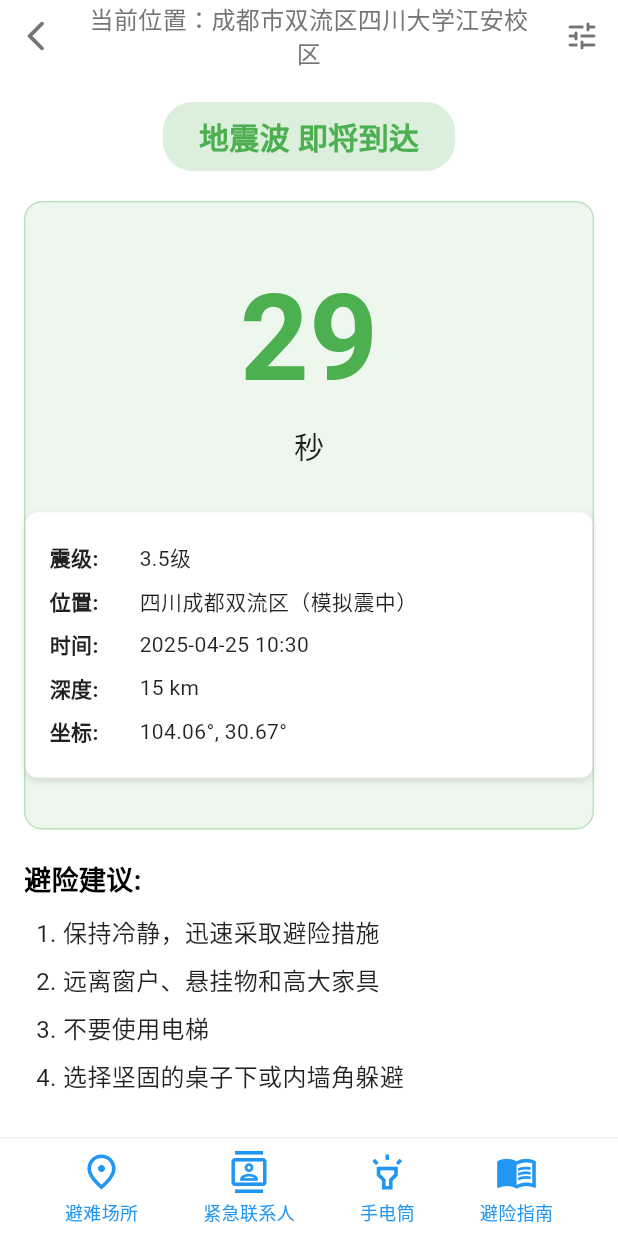
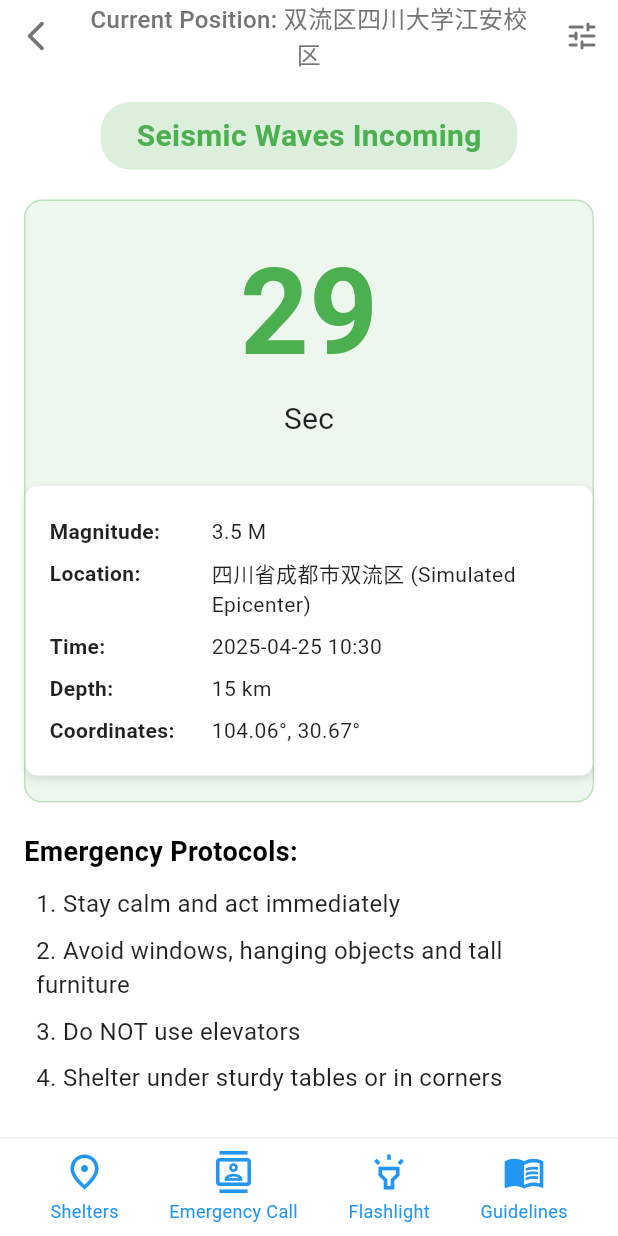
Before and after one commit to Tyke0318/The-Earthquake-Early-Warning-EEW-System, a Flutter app: the AlertScreen screen opened by its route, on a phone screen of 412 x 824 dp. Run offline on Flutter 3.47's test engine with Material 3 defaults, Android fonts, the phone set to English and light mode, and no system bars; our stand-ins replace share_plus.

Commit message:
The initial completed version, with emergency contact logic fixed and some of the buttons translated to English

```diff
--- a/lib/main.dart
+++ b/lib/main.dart
@@ -1,5 +1,4 @@
 import 'package:eer/screens/alert_screen.dart';
-import 'package:eer/screens/emergency_tools_screen.dart';
 import 'package:eer/screens/shelter_screen.dart';
 import 'package:flutter/material.dart';
 import 'screens/home_screen.dart';
@@ -36,7 +35,7 @@ class EEWApp extends StatelessWidget {
         '/home': (context) => HomeScreen(),
         '/shelter': (context) => ShelterScreen(),
         '/alert': (context) => AlertScreen(),
-        '/tools': (context) => EmergencyToolsScreen(),
+        // '/tools': (context) => EmergencyToolsScreen(),
         '/guideline': (context) => GuidelineScreen(),
 
       },
--- a/lib/screens/alert_screen.dart
+++ b/lib/screens/alert_screen.dart
@@ -1,6 +1,7 @@
 import 'dart:async';
 import 'package:flutter/material.dart';
 import 'package:intl/intl.dart';
+import 'package:eer/screens/global_contacts.dart';
 
 class AlertScreen extends StatefulWidget {
   const AlertScreen({super.key});
@@ -76,7 +77,7 @@ class _AlertScreenState extends State<AlertScreen> {
         Navigator.pushNamed(context, '/shelter');
         break;
       case 1:
-        Navigator.pushNamed(context, '/emergency');
+        _showEmergencyContacts(context);
         break;
       case 2:
         Navigator.pushNamed(context, '/flashlight');
@@ -119,7 +120,7 @@ class _AlertScreenState extends State<AlertScreen> {
                     child: Padding(
                       padding: const EdgeInsets.symmetric(horizontal: 8.0),
                       child: Text(
-                        "当前位置：成都市双流区四川大学江安校区", // 可替换为动态位置数据
+                        "Current Position: 双流区四川大学江安校区", // 可替换为动态位置数据
                         style: TextStyle(
                           fontSize: 16,
                           color: Colors.grey[600],
@@ -136,7 +137,7 @@ class _AlertScreenState extends State<AlertScreen> {
                     color: Colors.grey[600],
                     iconSize: 24,
                     onPressed: _showMagnitudeDialog, // 触发震级选择对话框
-                    tooltip: '设置预警等级', // 长按提示
+                    tooltip: 'Set the early warning level', // 长按提示
                   ),
                 ],
               ),
@@ -152,7 +153,7 @@ class _AlertScreenState extends State<AlertScreen> {
                   borderRadius: BorderRadius.circular(20),
                 ),
                 child: Text(
-                  "地震波 ${_countdown > 0 ? "即将到达" : "已到达"}",
+                  "Seismic Waves ${_countdown > 0 ? "Incoming" : "Arrived"}",
                   style: TextStyle(
                     fontSize: 20,
                     fontWeight: FontWeight.bold,
@@ -186,7 +187,7 @@ class _AlertScreenState extends State<AlertScreen> {
                       ),
                     ),
                     const Text(
-                      "秒",
+                      "Sec",
                       style: TextStyle(
                         fontSize: 20,
                         color: Colors.black87,
@@ -197,7 +198,7 @@ class _AlertScreenState extends State<AlertScreen> {
                     // 地震信息
                     _buildQuakeInfo(
                       magnitude: '${_selectedMagnitude.toStringAsFixed(1)}', // 动态绑定
-                      location: '四川成都双流区（模拟震中）',
+                      location: '四川省成都市双流区 (Simulated Epicenter)',
                       time: DateFormat('yyyy-MM-dd HH:mm').format(DateTime.now()),
                       depth: '15 km',
                       coordinates: '104.06°, 30.67°',
@@ -216,7 +217,7 @@ class _AlertScreenState extends State<AlertScreen> {
                 crossAxisAlignment: CrossAxisAlignment.start,
                 children: const [
                   Text(
-                    "避险建议:",
+                    "Emergency Protocols:",
                     style: TextStyle(
                       fontSize: 18,
                       fontWeight: FontWeight.bold,
@@ -224,10 +225,10 @@ class _AlertScreenState extends State<AlertScreen> {
                     ),
                   ),
                   SizedBox(height: 10),
-                  _GuidelineText("1. 保持冷静，迅速采取避险措施"),
-                  _GuidelineText("2. 远离窗户、悬挂物和高大家具"),
-                  _GuidelineText("3. 不要使用电梯"),
-                  _GuidelineText("4. 选择坚固的桌子下或内墙角躲避"),
+                  _GuidelineText("1. Stay calm and act immediately"),
+                  _GuidelineText("2. Avoid windows, hanging objects and tall furniture"),
+                  _GuidelineText("3. Do NOT use elevators"),
+                  _GuidelineText("4. Shelter under sturdy tables or in corners"),
                 ],
               ),
             ),
@@ -250,22 +251,22 @@ class _AlertScreenState extends State<AlertScreen> {
           children: [
             _BottomIcon(
               icon: Icons.place_outlined,
-              label: "避难场所",
+              label: "Shelters",
               onTap: () => _onItemTapped(0),
             ),
             _BottomIcon(
               icon: Icons.contacts_outlined,
-              label: "紧急联系人",
+              label: "Emergency Call",
               onTap: () => _onItemTapped(1),
             ),
             _BottomIcon(
               icon: Icons.highlight_outlined,
-              label: "手电筒",
+              label: "Flashlight",
               onTap: () => _onItemTapped(2),
             ),
             _BottomIcon(
               icon: Icons.menu_book_outlined,
-              label: "避险指南",
+              label: "Guidelines",
               onTap: () => _onItemTapped(3),
             ),
           ],
@@ -285,7 +286,7 @@ void _showMagnitudeDialog() {
       return StatefulBuilder(
         builder: (context, setDialogState) {
           return AlertDialog(
-            title: const Text('设置预警震级'),
+            title: const Text('Select warning magnitude'),
             content: Column(
               mainAxisSize: MainAxisSize.min,
               children: [
@@ -293,8 +294,8 @@ void _showMagnitudeDialog() {
                 TextField(
                   keyboardType: const TextInputType.numberWithOptions(decimal: true),
                   decoration: const InputDecoration(
-                    labelText: '输入预警震级',
-                    hintText: '例如：6.5',
+                    labelText: 'Enter warning magnitude',
+                    hintText: 'Example: 6.5',
                     border: OutlineInputBorder(),
                     prefixIcon: Icon(Icons.landscape_rounded),
                   ),
@@ -313,7 +314,7 @@ void _showMagnitudeDialog() {
                   spacing: 8,
                   children: [5.0, 6.0, 7.0].map((mag) {
                     return ChoiceChip(
-                      label: Text("${mag}级"),
+                      label: Text("${mag}M"),
                       selected: tempMagnitude == mag,
                       onSelected: (selected) {
                         if (selected) {
@@ -328,7 +329,7 @@ void _showMagnitudeDialog() {
             actions: [
               TextButton(
                 onPressed: () => Navigator.pop(context),
-                child: const Text('取消'),
+                child: const Text('Cancel'),
               ),
               ElevatedButton(
                 onPressed: () {
@@ -340,7 +341,7 @@ void _showMagnitudeDialog() {
                   });
                   Navigator.pop(context);
                 },
-                child: const Text('确认'),
+                child: const Text('Enter'),
               ),
             ],
           );
@@ -372,37 +373,45 @@ void _showMagnitudeDialog() {
       ),
       child: Column(
         children: [
-          _buildInfoRow('震级', '$magnitude级'),
-          _buildInfoRow('位置', location),
-          _buildInfoRow('时间', time),
-          _buildInfoRow('深度', depth),
-          _buildInfoRow('坐标', coordinates),
+          _buildInfoRow('Magnitude', '$magnitude M', minLabelWidth: 100),
+          _buildInfoRow('Location', location, minLabelWidth: 100),
+          _buildInfoRow('Time', time, minLabelWidth: 100),
+          _buildInfoRow('Depth', depth, minLabelWidth: 100),
+          _buildInfoRow('Coordinates', coordinates, minLabelWidth: 100),
         ],
       ),
     );
   }
 
-  Widget _buildInfoRow(String title, String value) {
+  Widget _buildInfoRow(String title, String value, {double minLabelWidth = 80}) {
     return Padding(
       padding: const EdgeInsets.symmetric(vertical: 4.0),
       child: Row(
         crossAxisAlignment: CrossAxisAlignment.start,
         children: [
-          SizedBox(
-            width: 60,
+        // 使用ConstrainedBox确保最小宽度
+        ConstrainedBox(
+          constraints: BoxConstraints(
+            minWidth: minLabelWidth, // 设置最小宽度
+            maxWidth: 120, // 设置最大宽度防止过大
+          ),
           child: Text(
             '$title:',
             style: const TextStyle(
-                fontWeight: FontWeight.bold,
+              fontWeight: FontWeight.w600,
               color: Colors.black87,
+              fontSize: 14, // 适当减小字号
             ),
           ),
         ),
+        const SizedBox(width: 8), // 增加间距
         Expanded(
           child: Text(
             value,
             style: const TextStyle(
               color: Colors.black87,
+              fontSize: 14, // 统一字号
+              letterSpacing: 0.3,
             ),
           ),
         ),
@@ -471,3 +480,44 @@ class _BottomIcon extends StatelessWidget {
     );
   }
 }
+
+
+  // 添加弹窗显示方法
+void _showEmergencyContacts(BuildContext context) {
+  showDialog(
+    context: context,
+    builder: (context) => AlertDialog(
+      title: const Text('Emergency Contact'),
+      content: SizedBox(
+        width: double.maxFinite,
+        child: ListView.separated(
+          shrinkWrap: true,
+          itemCount: GlobalContacts.contacts.length,
+          separatorBuilder: (_, __) => const Divider(),
+          itemBuilder: (context, index) => ListTile(
+            title: Text(GlobalContacts.contacts[index].isEmpty
+              ? "Not Set Yet"
+              : GlobalContacts.contacts[index]),
+            trailing: IconButton(
+              icon: const Icon(Icons.call, color: Colors.blue),
+              onPressed: () {
+                if (GlobalContacts.contacts[index].isNotEmpty) {
+                  // 这里可以添加模拟拨号逻辑
+                  ScaffoldMessenger.of(context).showSnackBar(
+                    SnackBar(content: Text("Dial ${GlobalContacts.contacts[index]}"))
+                  );
+                }
+              },
+            ),
+          ),
+        ),
+      ),
+      actions: [
+        TextButton(
+          onPressed: () => Navigator.pop(context),
+          child: const Text('Close'),
+        ),
+      ],
+    ),
+  );
+}
--- a/lib/screens/emergency_supply_list_screen.dart
+++ b/lib/screens/emergency_supply_list_screen.dart
@@ -113,7 +113,7 @@ class EmergencySupplyListScreen extends StatelessWidget {
   Widget build(BuildContext context) {
     return Scaffold(
       appBar: AppBar(
-        title: Text("应急物资清单"),
+        title: Text("List of Emergency Supplies"),
         backgroundColor: Colors.white,
         elevation: 0,
         actions: [
--- /dev/null
+++ b/lib/screens/global_contacts.dart
@@ -0,0 +1,4 @@
+// 在新建的global_contacts.dart文件中
+class GlobalContacts {
+  static List<String> contacts = ['+12 345-6789', '', ''];
+}
--- a/lib/screens/guideline_screen.dart
+++ b/lib/screens/guideline_screen.dart
@@ -140,7 +140,9 @@ class GuidelineScreen extends StatelessWidget {
   Widget build(BuildContext context) {
     return Scaffold(
       appBar: AppBar(
-        title: Text('避险指南', style: TextStyle(color: Colors.black87)),
+        title: Text('Emergency Guidelines', style: TextStyle(color: Colors.black87, fontWeight: FontWeight.w700,
+          )
+        ),
         backgroundColor: Colors.white,
         elevation: 0,
         iconTheme: IconThemeData(color: Colors.black87),
@@ -234,7 +236,7 @@ class GuidelineScreen extends StatelessWidget {
             children: [
               Text(guide['content'], style: TextStyle(height: 1.5)),
               SizedBox(height: 16),
-              Text('具体步骤：', style: TextStyle(fontWeight: FontWeight.bold)),
+              Text('Detailed Steps：', style: TextStyle(fontWeight: FontWeight.bold)),
               SizedBox(height: 8),
               ...(guide['steps'] as List<String>).map((step) =>
                   Padding(
@@ -253,7 +255,7 @@ class GuidelineScreen extends StatelessWidget {
         ),
         actions: [
           TextButton(
-            child: Text('知道了'),
+            child: Text('Got it!'),
             onPressed: () => Navigator.pop(context),
           ),
         ],
--- a/lib/screens/shelter_screen.dart
+++ b/lib/screens/shelter_screen.dart
@@ -5,8 +5,8 @@ class ShelterScreen extends StatelessWidget {
     {
       "name": "四川大学江安校区匹兹堡学院新大楼（南校区）",
       "distance": 0.2,
-      "capacity": "可容纳3000人",
-      "facilities": ["饮用水", "临时厕所", "医疗站"],
+      "capacity": "Capacity: 5,000",
+      "facilities": ["Drinking Water", "Temporary Toilets", "Medical Station"],
       "coordinates": [31.2287, 121.4812],
       "contact": "021-11223344",
       "openStatus": true,
@@ -14,8 +14,8 @@ class ShelterScreen extends StatelessWidget {
     {
       "name": "四川大学江安校区体育场",
       "distance": 0.8,
-      "capacity": "可容纳2000人",
-      "facilities": ["饮用水", "临时厕所"],
+      "capacity": "Capacity: 2,000",
+      "facilities": ["Drinking Water", "Temporary Toilets", "Material Distribution"],
       "coordinates": [31.2287, 121.4812],
       "contact": "021-11223344",
       "openStatus": false, // 临时关闭
@@ -23,35 +23,35 @@ class ShelterScreen extends StatelessWidget {
     {
       "name": "双流区体育馆应急避难所",
       "distance": 1.2,
-      "capacity": "可容纳5000人",
-      "facilities": ["医疗站", "饮用水", "临时厕所", "物资发放"],
+      "capacity": "Capacity: 5,000",
+      "facilities": ["Medical Station", "Drinking Water", "Temporary Toilets", "Material Distribution"],
       "coordinates": [31.2304, 121.4737],
       "contact": "021-12345678",
       "openStatus": true,
     },
     {
-      "name": "第一中学操场应急避难所",
-      "distance": 2.4,
-      "capacity": "可容纳3000人",
-      "facilities": ["医疗点", "简易帐篷", "充电站"],
+      "name": "成都七中林荫校区操场",
+      "distance": 3.4,
+      "capacity": "Capacity: 3,000",
+      "facilities": ["Medical Station", "Makeshift Tents"],
       "coordinates": [31.2356, 121.4789],
       "contact": "021-87654321",
       "openStatus": true
     },
     {
-      "name": "双流机场航站楼",
-      "distance": 4.1,
-      "capacity": "可容纳18000人",
-      "facilities": ["饮用水", "临时厕所", "医疗点", "简易帐篷"],
-      "coordinates": [31.2287, 121.4812],
-      "contact": "021-11223344",
+      "name": "成都石室中学操场应急避难所",
+      "distance": 3.8,
+      "capacity": "Capacity: 3,000",
+      "facilities": ["Medical Station", "Makeshift Tents"],
+      "coordinates": [31.2356, 121.4789],
+      "contact": "021-87654321",
       "openStatus": true
     },
     {
       "name": "人民公园应急避难所",
       "distance": 8.1,
-      "capacity": "可容纳2000人",
-      "facilities": ["饮用水", "临时厕所"],
+      "capacity": "Capacity: 2,000",
+      "facilities": ["Drinking Water", "Temporary Toilets"],
       "coordinates": [31.2287, 121.4812],
       "contact": "021-11223344",
       "openStatus": false, // 临时关闭
@@ -62,7 +62,10 @@ class ShelterScreen extends StatelessWidget {
   Widget build(BuildContext context) {
     return Scaffold(
       appBar: AppBar(
-        title: Text("紧急避难所"),
+        title: Text("Emergency Shelter", style: TextStyle(
+        fontWeight: FontWeight.w700, // 添加加粗样式
+          )
+        ),
         actions: [
           IconButton(
             icon: Icon(Icons.map),
@@ -95,7 +98,7 @@ class ShelterScreen extends StatelessWidget {
           SizedBox(width: 8),
           Expanded(
             child: Text(
-              "紧急提示：请选择最近的避难所，注意沿途安全标志",
+              "Urgent reminder: Please choose the nearest shelter and pay attention to the safety signs along the way",
               style: TextStyle(color: Colors.red[800]),
             ),
           ),
@@ -144,7 +147,7 @@ class ShelterScreen extends StatelessWidget {
                         borderRadius: BorderRadius.circular(4),
                       ),
                       child: Text(
-                        "临时关闭",
+                        "Temporarily Closed",
                         style: TextStyle(color: Colors.grey[600], fontSize: 12),
                       ),
                     ),
@@ -153,7 +156,7 @@ class ShelterScreen extends StatelessWidget {
               SizedBox(height: 8),
               Row(
                 children: [
-                  _buildInfoChip(Icons.directions_walk, "${shelter['distance']}公里"),
+                  _buildInfoChip(Icons.directions_walk, "${shelter['distance']}Kilometers"),
                   SizedBox(width: 8),
                   _buildInfoChip(Icons.people, shelter['capacity']),
                 ],
@@ -180,7 +183,7 @@ class ShelterScreen extends StatelessWidget {
               if (shelter['openStatus'])
                 TextButton.icon(
                   icon: Icon(Icons.directions, size: 18),
-                  label: Text("导航前往"),
+                  label: Text("Get Directions"),
                   style: TextButton.styleFrom(
                     foregroundColor: Colors.green,
                     padding: EdgeInsets.zero,
@@ -233,17 +236,17 @@ class ShelterScreen extends StatelessWidget {
             SizedBox(height: 8),
             Divider(),
             SizedBox(height: 8),
-            _buildDetailRow(Icons.location_on, "距离", "${shelter['distance']}公里"),
-            _buildDetailRow(Icons.people, "容量", shelter['capacity']),
-            _buildDetailRow(Icons.phone, "联系电话", shelter['contact']),
+            _buildDetailRow(Icons.location_on, "Distance", "${shelter['distance']}Kilometers"),
+            _buildDetailRow(Icons.people, "Capacity", shelter['capacity']),
+            _buildDetailRow(Icons.phone, "Contact", shelter['contact']),
             _buildDetailRow(
               shelter['openStatus'] ? Icons.check_circle : Icons.cancel,
-              "状态",
-              shelter['openStatus'] ? "开放中" : "临时关闭",
+              "Status",
+              shelter['openStatus'] ? "Opening" : "Temporarily Closed",
               color: shelter['openStatus'] ? Colors.green : Colors.red,
             ),
             SizedBox(height: 16),
-            Text("设施服务", style: TextStyle(fontWeight: FontWeight.bold)),
+            Text("Facility Services", style: TextStyle(fontWeight: FontWeight.bold)),
             SizedBox(height: 8),
             Wrap(
               spacing: 8,
@@ -263,7 +266,7 @@ class ShelterScreen extends StatelessWidget {
                 height: 48,
                 child: ElevatedButton.icon(
                   icon: Icon(Icons.directions),
-                  label: Text("开始导航"),
+                  label: Text("Get Directions"),
                   style: ElevatedButton.styleFrom(
                     backgroundColor: Colors.green,
                     shape: RoundedRectangleBorder(
@@ -301,15 +304,15 @@ class ShelterScreen extends StatelessWidget {
     showDialog(
       context: context,
       builder: (context) => AlertDialog(
-        title: Text("导航提示"),
-        content: Text("即将打开地图应用导航至 ${shelter['name']}"),
+        title: Text("Navigation Tips"),
+        content: Text("Launching navigation to ${shelter['name']}"),
         actions: [
           TextButton(
-            child: Text("取消"),
+            child: Text("Cancel"),
             onPressed: () => Navigator.pop(context),
           ),
           TextButton(
-            child: Text("确认"),
+            child: Text("Enter"),
             onPressed: () {
               Navigator.pop(context);
               // 这里调用实际的地图导航功能
@@ -326,8 +329,8 @@ class ShelterScreen extends StatelessWidget {
       context,
       MaterialPageRoute(
         builder: (context) => Scaffold(
-          appBar: AppBar(title: Text("避难所地图")),
-          body: Center(child: Text("地图视图开发中")),
+          appBar: AppBar(title: Text("Shelter Map")),
+          body: Center(child: Text("Map View (Coming Soon)")),
         ),
       ),
     );
```
Also changed, not shown: lib/screens/emergency_tools_screen.dart (deleted, +0 -129 lines), lib/screens/find_screen.dart (+18 -18 lines), lib/screens/home_screen.dart (+5 -5 lines), lib/screens/setting_screen.dart (+8 -2 lines). Lines whose indentation alone changed are shown as unchanged.
